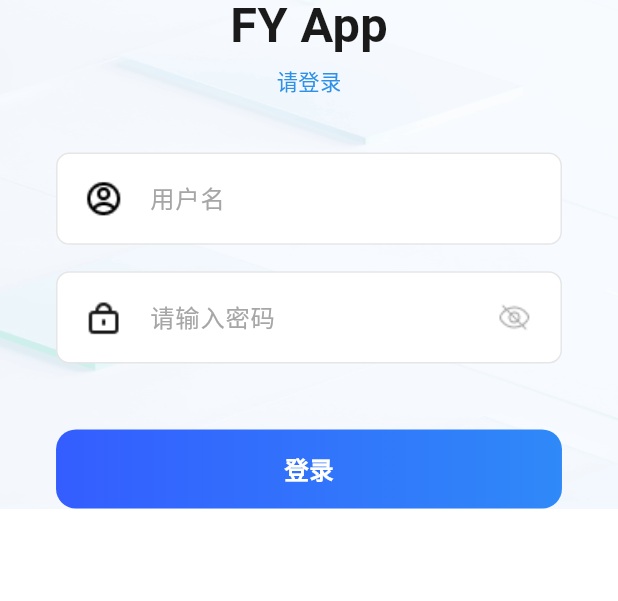
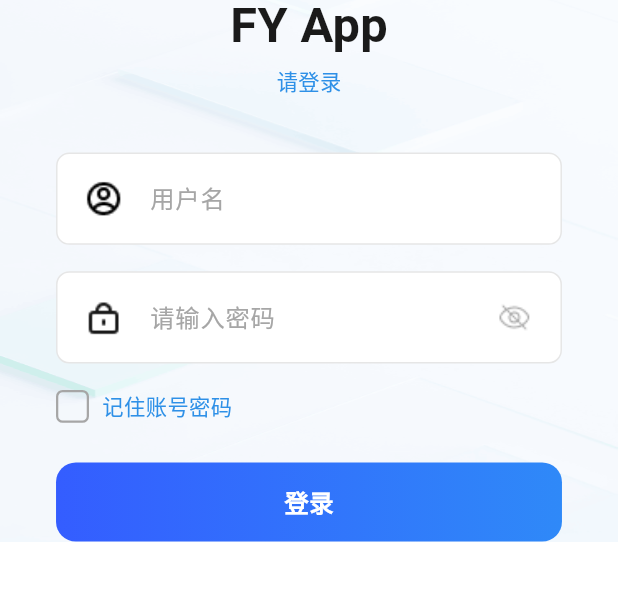
Before and after one commit to shen0909/FY_app, a Flutter app: the screen it shows after launch, on a phone screen of 412 x 824 dp, the part 276-877 px from its top. Run offline on Flutter 3.47's test engine with Material 3 defaults, Android fonts, the phone set to English and light mode, and no system bars; our stand-ins replace badges, dio, fl_chart, flutter_local_notifications, flutter_markdown, flutter_screenutil and 9 more; missing offline and left inert: flutter_archive, local_auth_android, side_sheet, version; accounts and stored records are empty; generated files the repository leaves out were written again; Roboto replaces fonts that are missing (AlibabaPuHuiTi).

Commit message:
feature: 记住密码功能

```diff
--- a/lib/pages/login/login_state.dart
+++ b/lib/pages/login/login_state.dart
@@ -36,4 +36,7 @@ class LoginState {
   // 图案锁是否准备好渲染
   final RxBool isPatternReady = false.obs;
 
+  // 是否记住密码
+  final RxBool rememberPassword = false.obs;
+
 }
--- a/lib/pages/login/login_view.dart
+++ b/lib/pages/login/login_view.dart
@@ -70,7 +70,9 @@ class LoginPage extends StatelessWidget {
                   ),
                 ),
               )),
-          SizedBox(height: 40.w),
+          SizedBox(height: 16.w),
+          _buildRememberPasswordOption(),
+          SizedBox(height: 24.w),
           _buildLoginButton(),
         ],
       ),
@@ -229,6 +231,51 @@ class LoginPage extends StatelessWidget {
     );
   }
 
+  // 🔑 新增：记住密码选项
+  Widget _buildRememberPasswordOption() {
+    return Obx(() => Row(
+      children: [
+        GestureDetector(
+          onTap: () => logic.toggleRememberPassword(),
+          child: Container(
+            width: 20.w,
+            height: 20.w,
+            decoration: BoxDecoration(
+              border: Border.all(
+                color: state.rememberPassword.value
+                    ? FYColors.color_3361FE
+                    : FYColors.color_A6A6A6,
+                width: 1.5,
+              ),
+              borderRadius: BorderRadius.circular(4.w),
+              color: state.rememberPassword.value
+                  ? FYColors.color_3361FE
+                  : Colors.transparent,
+            ),
+            child: state.rememberPassword.value
+                ? Icon(
+                    Icons.check,
+                    size: 14.w,
+                    color: Colors.white,
+                  )
+                : null,
+          ),
+        ),
+        SizedBox(width: 8.w),
+        GestureDetector(
+          onTap: () => logic.toggleRememberPassword(),
+          child: Text(
+            '记住账号密码',
+            style: TextStyle(
+              fontSize: 14.sp,
+              color: FYColors.text1Color,
+            ),
+          ),
+        ),
+      ],
+    ));
+  }
+
   Widget _buildLoginButton() {
     return Obx(() =>
         GestureDetector(
```
Also changed, not shown: lib/pages/login/login_logic.dart (+34 -2 lines).
